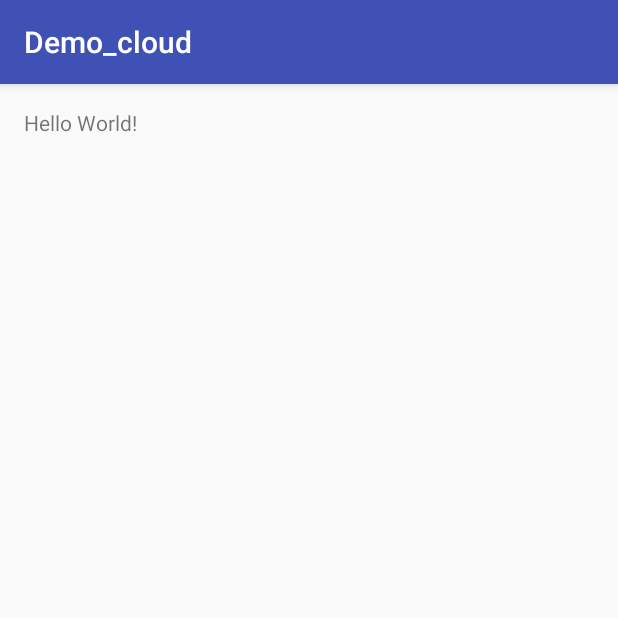
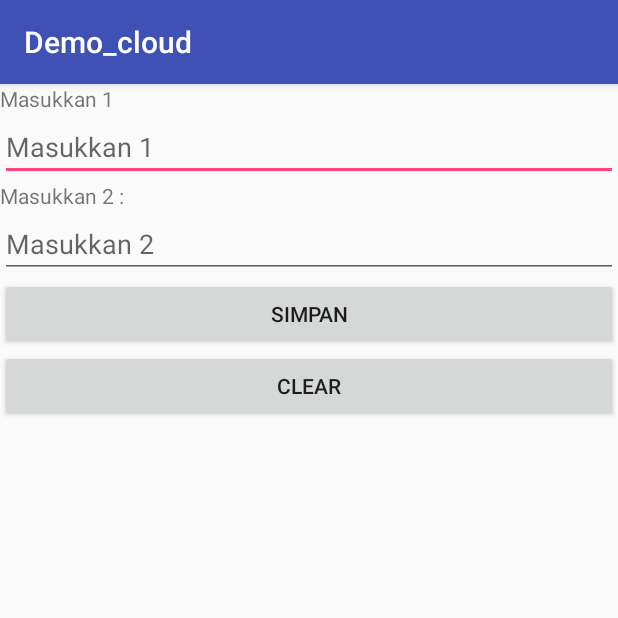
Before and after one commit to jullev/Demo_cloud, an Android app: the screen it shows after launch (MainActivity), on a phone screen of 412 x 824 dp, the top half of it. Run offline under Robolectric (Android 15) with nearby library versions, the phone set to English and light mode, and no system bars.

Commit message:
Tambah item

```diff
--- a/app/src/main/java/com/cloud/demo/ajk_riset/demo_cloud/MainActivity.java
+++ b/app/src/main/java/com/cloud/demo/ajk_riset/demo_cloud/MainActivity.java
@@ -2,12 +2,27 @@ package com.cloud.demo.ajk_riset.demo_cloud;
 
 import android.support.v7.app.AppCompatActivity;
 import android.os.Bundle;
+import android.view.View;
+import android.widget.Button;
+import android.widget.EditText;
 
 public class MainActivity extends AppCompatActivity {
+    Button tombol1,tombol2;
+    EditText Isian1,Isian2;
 
     @Override
     protected void onCreate(Bundle savedInstanceState) {
         super.onCreate(savedInstanceState);
         setContentView(R.layout.activity_main);
+        tombol1 = (Button) findViewById(R.id.button);
+        tombol2 = (Button) findViewById(R.id.button2);
+        Isian1 = (EditText) findViewById(R.id.editText);
+        Isian2 = (EditText) findViewById(R.id.editText2);
+        tombol1.setOnClickListener(new View.OnClickListener() {
+            @Override
+            public void onClick(View v) {
+
+            }
+        });
     }
 }
--- a/app/src/main/res/layout/activity_main.xml
+++ b/app/src/main/res/layout/activity_main.xml
@@ -1,18 +1,50 @@
 <?xml version="1.0" encoding="utf-8"?>
-<RelativeLayout
+<LinearLayout
     xmlns:android="http://schemas.android.com/apk/res/android"
     xmlns:tools="http://schemas.android.com/tools"
     android:id="@+id/activity_main"
     android:layout_width="match_parent"
     android:layout_height="match_parent"
-    android:paddingLeft="@dimen/activity_horizontal_margin"
-    android:paddingRight="@dimen/activity_horizontal_margin"
-    android:paddingTop="@dimen/activity_vertical_margin"
-    android:paddingBottom="@dimen/activity_vertical_margin"
+  android:orientation="vertical"
     tools:context="com.cloud.demo.ajk_riset.demo_cloud.MainActivity">
 
     <TextView
-        android:layout_width="wrap_content"
+        android:text="Masukkan 1"
+        android:layout_width="match_parent"
         android:layout_height="wrap_content"
-        android:text="Hello World!" />
-</RelativeLayout>
+        android:id="@+id/textView" />
+
+    <EditText
+        android:layout_width="match_parent"
+        android:layout_height="wrap_content"
+        android:inputType="textPersonName"
+        android:ems="10"
+        android:id="@+id/editText"
+        android:hint="Masukkan 1" />
+
+    <TextView
+        android:text="Masukkan 2 :"
+        android:layout_width="match_parent"
+        android:layout_height="wrap_content"
+        android:id="@+id/textView2" />
+
+    <EditText
+        android:layout_width="match_parent"
+        android:layout_height="wrap_content"
+        android:inputType="textPersonName"
+        android:ems="10"
+        android:id="@+id/editText2"
+        android:hint="Masukkan 2" />
+
+    <Button
+        android:text="Simpan"
+        android:layout_width="match_parent"
+        android:layout_height="wrap_content"
+        android:id="@+id/button" />
+
+    <Button
+        android:text="Clear"
+        android:layout_width="match_parent"
+        android:layout_height="wrap_content"
+        android:id="@+id/button2" />
+</LinearLayout>
```
